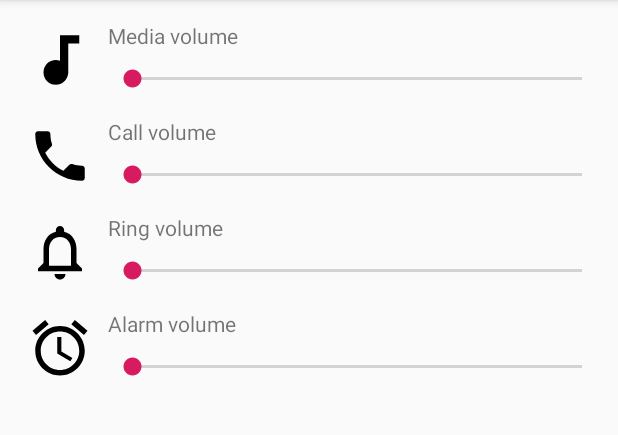
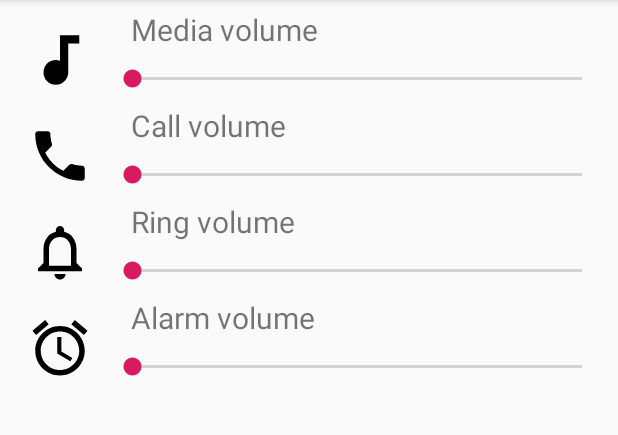
Before and after one commit to HitomaruKonpaku/VolumeControl, an Android app: the screen it shows after launch (MainActivity), on a phone screen of 412 x 824 dp, the part 84-519 px from its top. Run offline under Robolectric (Android 15) with nearby library versions, the phone set to English and light mode, and no system bars.

Commit message:
Fix display

```diff
--- a/app/src/main/java/com/hitomaru/volumecontrol/RingerModeListAdapter.kt
+++ b/app/src/main/java/com/hitomaru/volumecontrol/RingerModeListAdapter.kt
@@ -61,7 +61,10 @@ class RingerModeListAdapter(private val _context: Context, private val _list: Li
         val mode = _list[position]
 
         viewHolder.icon?.setImageIcon(Icon.createWithResource(_context, mode.icon))
+
         viewHolder.label?.text = _context.getString(mode.label)
+        viewHolder.label?.textSize = 20f
+
 
         viewHolder.bar?.max = audio.getStreamMaxVolume(mode.id)
         viewHolder.bar?.min = audio.getStreamMinVolume(mode.id)
--- a/app/src/main/res/layout/ringer_mode_item.xml
+++ b/app/src/main/res/layout/ringer_mode_item.xml
@@ -23,6 +23,8 @@
             android:layout_height="0dp"
             android:layout_weight=".4"
             android:gravity="start|bottom"
+            android:paddingStart="15dp"
+            android:paddingEnd="15dp"
             android:text="RingerModeLabel"
             tools:ignore="HardcodedText" />
 
```
